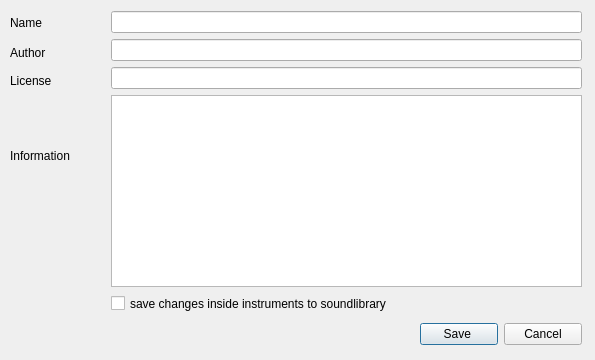
Old version of the form gui/src/SoundLibrary/SoundLibraryPropertiesDialog_UI.ui in the repository hydrogen-music/hydrogen.
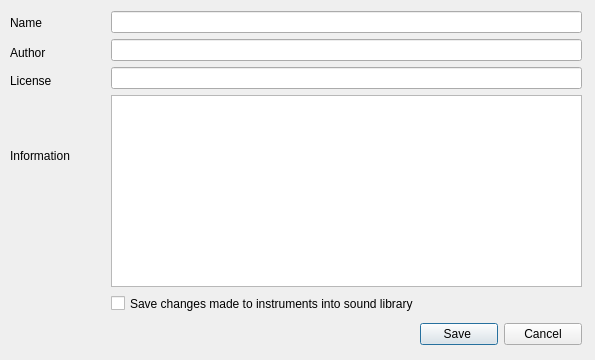
New version of the form.

Commit message: update sound library properties dialog checkbox txt

Diff of the .ui file:
```diff
--- a/gui/src/SoundLibrary/SoundLibraryPropertiesDialog_UI.ui
+++ b/gui/src/SoundLibrary/SoundLibraryPropertiesDialog_UI.ui
@@ -197,7 +197,7 @@
     </rect>
    </property>
    <property name="text" >
-    <string>save changes inside instruments to soundlibrary </string>
+    <string>Save changes made to instruments into sound library</string>
    </property>
   </widget>
  </widget>
```
